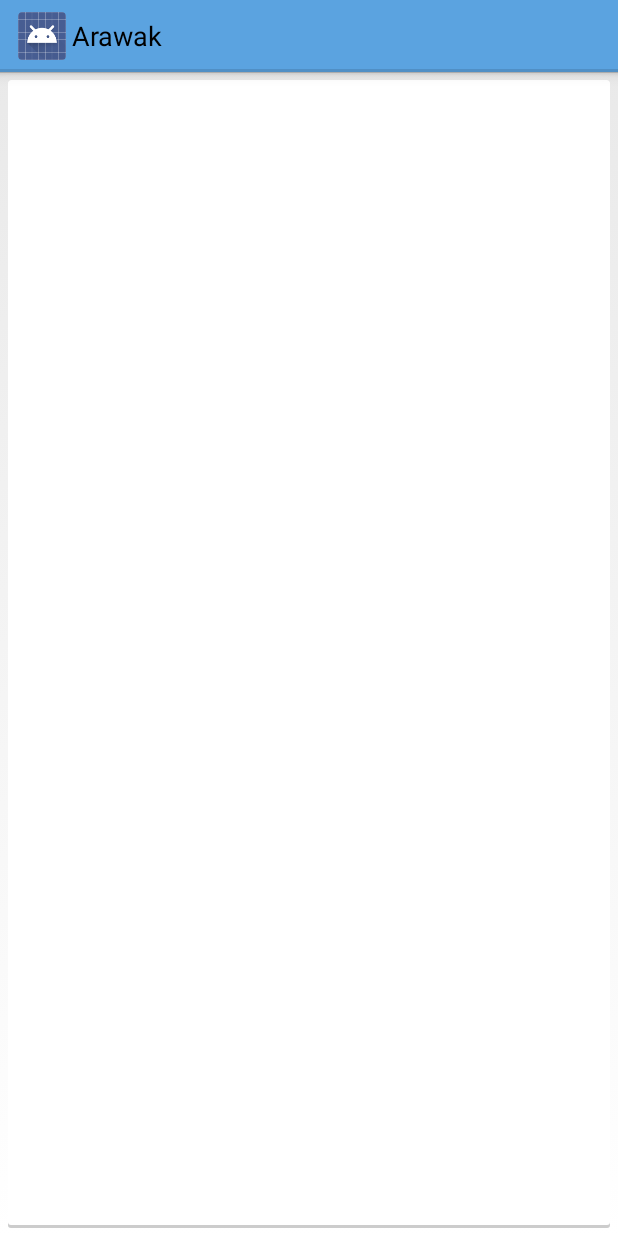
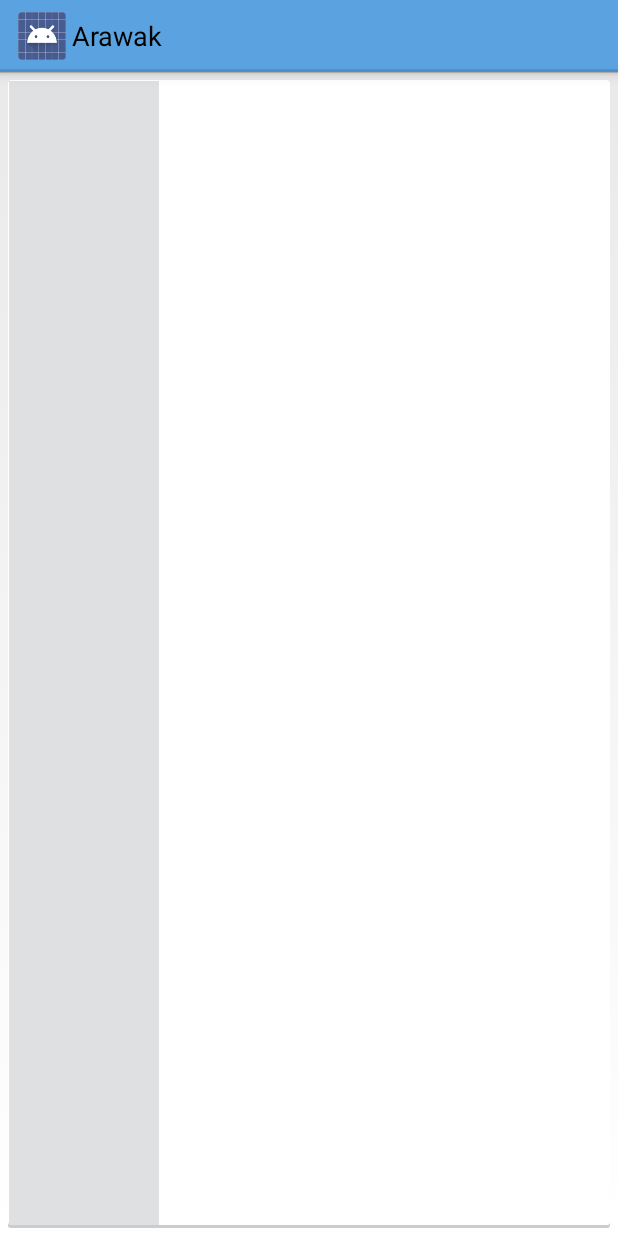
Before and after one commit to lovellfelix/Arawak, an Android app: the layout item_entry_list.xml on its own in the app's theme, with its tools: preview values and no code run, on a phone screen of 412 x 824 dp. Run offline under Robolectric (Android 15) with nearby library versions, the phone set to English and light mode, and no system bars.

Commit message:
working progress

```diff
--- a/app/src/main/java/com/lovellfelix/arawak/provider/FeedData.java
+++ b/app/src/main/java/com/lovellfelix/arawak/provider/FeedData.java
@@ -25,6 +25,7 @@ public class FeedData {
 
     public static final String FEEDS_TABLE_WITH_GROUP_PRIORITY = FeedColumns.TABLE_NAME + " LEFT JOIN (SELECT " + FeedColumns._ID + " AS joined_feed_id, " + FeedColumns.PRIORITY +
             " AS group_priority FROM " + FeedColumns.TABLE_NAME + ") AS f ON (" + FeedColumns.TABLE_NAME + '.' + FeedColumns.GROUP_ID + " = f.joined_feed_id)";
+
     public static final String ENTRIES_TABLE_WITH_FEED_INFO = EntryColumns.TABLE_NAME + " JOIN (SELECT " + FeedColumns._ID + " AS joined_feed_id, " + FeedColumns.NAME + ", " + FeedColumns.URL + ", " +
             FeedColumns.ICON + ", " + FeedColumns.GROUP_ID + " FROM " + FeedColumns.TABLE_NAME + ") AS f ON (" + EntryColumns.TABLE_NAME + '.' + EntryColumns.FEED_ID + " = f.joined_feed_id)";
 
--- a/app/src/main/res/drawable/card_background.xml
+++ b/app/src/main/res/drawable/card_background.xml
@@ -19,10 +19,10 @@
 
             <solid android:color="@android:color/white" />
 
-            <padding android:bottom="8dp"
-                android:left="8dp"
-                android:right="8dp"
-                android:top="8dp" />
+            <padding android:bottom="2dp"
+                android:left="1dp"
+                android:right="1dp"
+                android:top="1dp" />
         </shape>
     </item>
 </layer-list>
--- a/app/src/main/res/layout/fragment_entry_list.xml
+++ b/app/src/main/res/layout/fragment_entry_list.xml
@@ -30,7 +30,8 @@
             android:drawSelectorOnTop="false"
             android:background="@color/defaultBackground"
             android:listSelector="@android:color/transparent"
-            android:cacheColorHint="@android:color/transparent" />
+            android:cacheColorHint="@android:color/transparent"
+            android:divider="@android:color/transparent"/>
 
 
 
--- a/app/src/main/res/layout/item_entry_list.xml
+++ b/app/src/main/res/layout/item_entry_list.xml
@@ -8,6 +8,7 @@
     android:clickable="false">
 
     <FrameLayout
+        android:id="@+id/card"
         android:layout_width="fill_parent"
         android:layout_height="fill_parent"
         android:layout_margin="5dp"
@@ -19,18 +20,18 @@
             android:layout_width="match_parent"
             android:layout_height="match_parent">
 
-            <!--suppress AndroidLintContentDescription -->
-
-
             <FrameLayout
                 xmlns:android="http://schemas.android.com/apk/res/android"
                 android:layout_width="@dimen/thumbnail_width"
                 android:layout_height="match_parent">
+
                 <ImageView
                     android:id="@+id/thumbnail"
-                android:layout_height="fill_parent"
-                android:layout_width="fill_parent"
-                android:scaleType="matrix"/>
+                    android:scaleType="centerCrop"
+                    android:layout_width="match_parent"
+                    android:layout_height="match_parent"
+                    android:src="@drawable/ic_place_holder_grey"/>
+
 
                 <TextView
                     android:id="@+id/article_first_letter"
@@ -44,55 +45,53 @@
 
             </FrameLayout>
 
-    <!--<CheckBox
-        android:id="@android:id/checkbox"
-        android:layout_width="wrap_content"
+            <LinearLayout
+                android:layout_width="0dp"
+                android:layout_weight="1"
+                android:orientation="vertical"
+                android:layout_marginLeft="16dp"
                 android:layout_height="wrap_content"
-        android:layout_alignParentLeft="true"
-        android:layout_centerVertical="true"
-        android:layout_marginLeft="5dip"
-        android:focusable="false"
-        android:focusableInTouchMode="false" />-->
+                android:layout_marginTop="@dimen/list_item_vert_margin"
+                android:layout_marginBottom="@dimen/list_item_vert_margin">
+
+                <TextView
+                    android:id="@android:id/text1"
+                    style="?android:textAppearanceMedium"
+                    android:layout_width="match_parent"
+                    android:layout_height="wrap_content"
+                    android:textStyle="bold"
+                    android:drawablePadding="3dp"
+                    android:ellipsize="end"
+                    android:gravity="top"
+                    android:maxLines="3"
+                    android:lineSpacingMultiplier="0.85"
+                    android:paddingBottom="4dp"
+                    android:textIsSelectable="false" />
 
                 <ImageView
                     android:id="@android:id/icon"
                     android:layout_width="wrap_content"
-        android:layout_height="60dp"
+                    android:layout_height="6dp"
                     android:layout_alignParentRight="true"
                     android:layout_centerVertical="true"
-        android:layout_marginRight="5dip" />
-
-    <LinearLayout
-        android:layout_width="match_parent"
-        android:layout_height="wrap_content"
-        android:layout_centerVertical="true"
-        android:layout_marginLeft="5dip"
                     android:layout_marginRight="5dip"
-        android:layout_toRightOf="@android:id/checkbox"
-        android:layout_toLeftOf="@android:id/icon"
-        android:orientation="vertical">
-
-        <TextView
-            android:id="@android:id/text1"
-            android:layout_width="match_parent"
-            android:layout_height="wrap_content"
-            android:drawablePadding="3dp"
-            android:ellipsize="end"
-            android:gravity="top"
-            android:maxLines="3"
-            android:textAppearance="?android:attr/textAppearanceMedium"
-            android:textIsSelectable="false" />
+                    android:layout_gravity="right|top" />
 
                 <TextView
                     android:id="@android:id/text2"
+                    style="?android:textAppearanceSmall"
                     android:layout_width="wrap_content"
                     android:layout_height="wrap_content"
                     android:alpha="0.7"
                     android:drawablePadding="3dp"
                     android:singleLine="true"
-            android:textAppearance="?android:attr/textAppearanceSmall"
+                    android:textAllCaps="true"
+                    android:ellipsize="end"
+                    android:layout_alignParentBottom="true"
                     android:textIsSelectable="false" />
+
             </LinearLayout>
+
         </LinearLayout>
     </FrameLayout>
 </LinearLayout>
--- a/app/src/main/res/values/dimens.xml
+++ b/app/src/main/res/values/dimens.xml
@@ -6,7 +6,7 @@
     <dimen name="tab_host_default_height">48dp</dimen>
 
     <!--News Layout -->
-    <dimen name="thumbnail_width">80dp</dimen>
+    <dimen name="thumbnail_width">100dp</dimen>
     <dimen name="thumbnail_height">48dp</dimen>
     <dimen name="photo_height">200dp</dimen>
     <dimen name="list_item_vert_margin">8dp</dimen>
--- a/build.gradle
+++ b/build.gradle
@@ -4,7 +4,7 @@ buildscript {
         mavenCentral()
     }
     dependencies {
-        classpath 'com.android.tools.build:gradle:0.7.+'
+        classpath 'com.android.tools.build:gradle:0.9.+'
     }
 }
 
```
Also changed, not shown: app/src/main/java/com/lovellfelix/arawak/adapter/EntriesCursorAdapter.java (+24 -28 lines), app/src/main/res/drawable-mdpi/ic_place_holder_grey.jpg (added), gradle/wrapper/gradle-wrapper.properties. Lines whose indentation alone changed are shown as unchanged.
